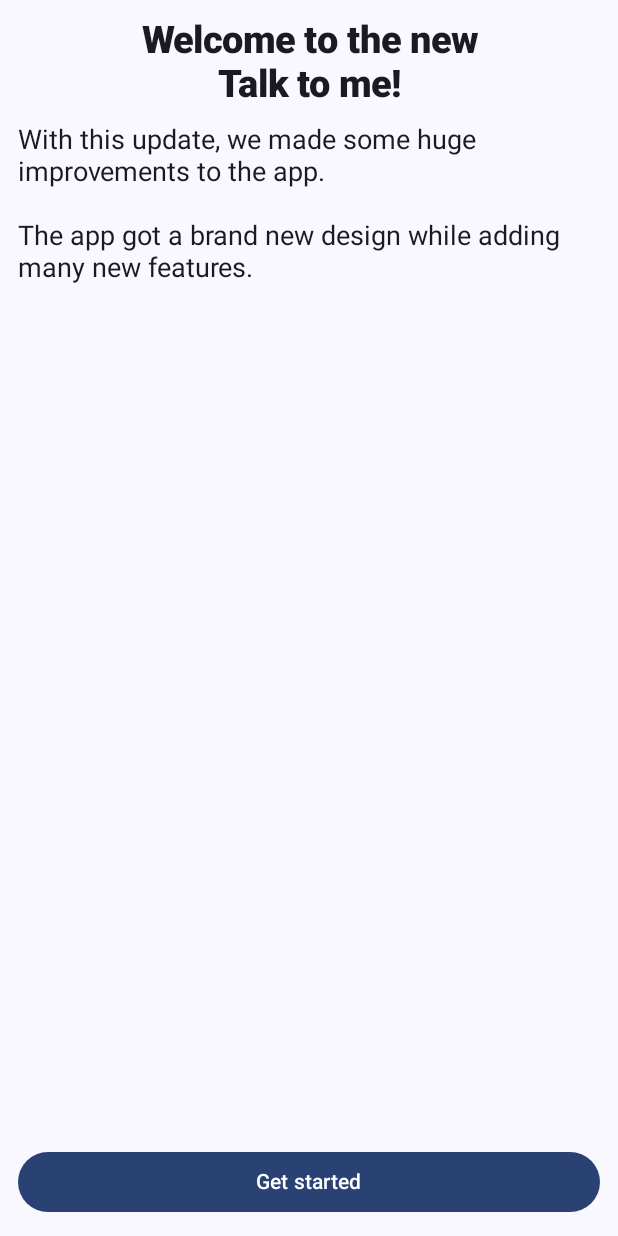
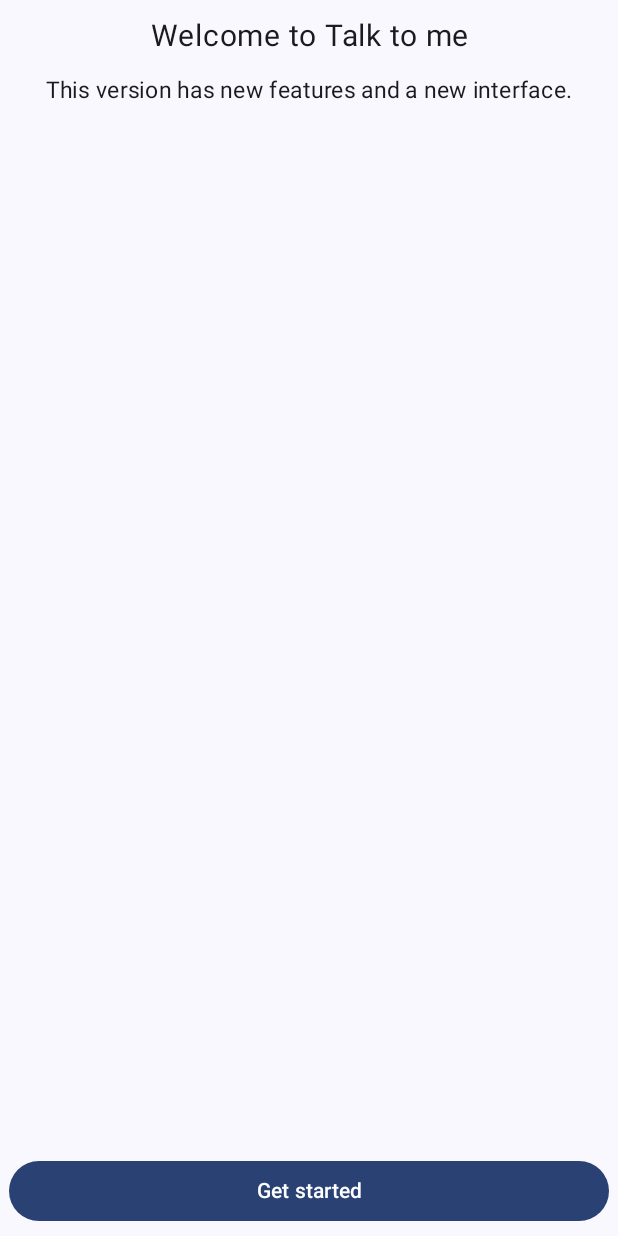
Before and after one commit to LJZApps/talk-to-me-android, an Android app built with Jetpack Compose: the ActivityGetStarted screen opened directly, with no data from a screen before it, on a phone screen of 412 x 824 dp. Run offline under Robolectric (Android 15) with nearby library versions, the phone set to English and light mode, and no system bars; our stand-ins replace Dagger/Hilt's generated code, constraintlayout-compose; libraries missing offline, so code that uses them is left out: androidx.glance.action; Roboto replaces fonts that are not available here.

Commit message:
- Added ViewModel - Added GetStarted Screen

```diff
--- a/app/src/main/AndroidManifest.xml
+++ b/app/src/main/AndroidManifest.xml
@@ -1,6 +1,7 @@
 <?xml version="1.0" encoding="utf-8"?>
 <manifest xmlns:android="http://schemas.android.com/apk/res/android"
-    xmlns:tools="http://schemas.android.com/tools">
+    xmlns:tools="http://schemas.android.com/tools"
+    package="com.lnzpk.chat_app">
 
     <uses-permission android:name="android.permission.INTERNET" />
     <uses-permission android:name="android.permission.ACCESS_WIFI_STATE" />
@@ -17,6 +18,7 @@
     <uses-permission android:name="com.android.vending.BILLING" />
 
     <application
+        android:name=".TalkToMeApplication"
         android:allowBackup="true"
         android:appCategory="social"
         android:directBootAware="true"
--- /dev/null
+++ b/app/src/main/java/com/lnzpk/chat_app/TalkToMeApplication.kt
@@ -0,0 +1,8 @@
+package com.lnzpk.chat_app
+
+import android.app.Application
+import dagger.hilt.android.HiltAndroidApp
+
+@HiltAndroidApp
+class TalkToMeApplication : Application() {
+}
--- a/app/src/main/java/com/lnzpk/chat_app/rewrite/getstarted/ActivityGetStarted.kt
+++ b/app/src/main/java/com/lnzpk/chat_app/rewrite/getstarted/ActivityGetStarted.kt
@@ -3,28 +3,51 @@ package com.lnzpk.chat_app.rewrite.getstarted
 import android.os.Bundle
 import androidx.activity.compose.setContent
 import androidx.appcompat.app.AppCompatActivity
-import androidx.compose.foundation.layout.consumeWindowInsets
+import androidx.compose.foundation.Image
 import androidx.compose.foundation.layout.fillMaxSize
 import androidx.compose.foundation.layout.padding
-import androidx.compose.material3.Button
-import androidx.compose.material3.Snackbar
+import androidx.compose.foundation.shape.CircleShape
+import androidx.compose.material.icons.Icons
+import androidx.compose.material.icons.automirrored.outlined.Chat
+import androidx.compose.material.icons.filled.Add
+import androidx.compose.material.icons.filled.Home
+import androidx.compose.material.icons.filled.MoreVert
+import androidx.compose.material.icons.filled.Settings
+import androidx.compose.material.icons.outlined.Groups
+import androidx.compose.material3.DrawerValue
+import androidx.compose.material3.ExperimentalMaterial3Api
+import androidx.compose.material3.FloatingActionButton
+import androidx.compose.material3.Icon
+import androidx.compose.material3.IconButton
+import androidx.compose.material3.NavigationBar
+import androidx.compose.material3.NavigationBarItem
+import androidx.compose.material3.Scaffold
 import androidx.compose.material3.SnackbarHost
-import androidx.compose.material3.Scaffold
-import androidx.compose.material3.SnackbarDuration
 import androidx.compose.material3.SnackbarHostState
 import androidx.compose.material3.Text
+import androidx.compose.material3.TopAppBar
+import androidx.compose.material3.rememberDrawerState
 import androidx.compose.runtime.remember
 import androidx.compose.runtime.rememberCoroutineScope
 import androidx.compose.ui.Modifier
-import androidx.compose.ui.unit.dp
+import androidx.compose.ui.draw.clip
+import androidx.compose.ui.res.painterResource
 import androidx.constraintlayout.compose.ConstraintLayout
 import androidx.constraintlayout.compose.Dimension
-import com.lnzpk.chat_app.rewrite.ui.components.TextDescription
-import com.lnzpk.chat_app.rewrite.ui.components.TextTitle
+import androidx.hilt.navigation.compose.hiltViewModel
+import androidx.navigation.compose.NavHost
+import androidx.navigation.compose.composable
+import androidx.navigation.compose.rememberNavController
+import com.lnzpk.chat_app.R
+import com.lnzpk.chat_app.rewrite.getstarted.pages.GetStartedMain
+import com.lnzpk.chat_app.rewrite.getstarted.pages.GetStartedNews
+import com.lnzpk.chat_app.rewrite.getstarted.pages.GetStartedSetup
 import com.lnzpk.chat_app.rewrite.ui.theme.TalkToMeTheme
-import kotlinx.coroutines.launch
+import dagger.hilt.android.AndroidEntryPoint
 
 private const val TAG = "ActivityGetStarted"
+
+@AndroidEntryPoint
 class ActivityGetStarted : AppCompatActivity() {
 
     override fun onCreate(savedInstanceState: Bundle?) {
@@ -32,65 +55,58 @@ class ActivityGetStarted : AppCompatActivity() {
 
         setContent {
             val snackbarHostState = remember { SnackbarHostState() }
-            val scope = rememberCoroutineScope()
+            val navController = rememberNavController()
+            val vm: GetStartedViewModel = hiltViewModel()
 
             TalkToMeTheme {
                 Scaffold(
                     modifier = Modifier.fillMaxSize(),
-                    snackbarHost = { SnackbarHost(snackbarHostState) }
-                ) {innerPadding ->
-                    ConstraintLayout (
+                    snackbarHost = { SnackbarHost(snackbarHostState) },
+                ) { innerPadding ->
+                    ConstraintLayout(
                         modifier = Modifier
                             .fillMaxSize()
                             .padding(innerPadding)
                     ) {
                         val (
-                            titleRef,
-                            descriptionRef,
-                            nextButtonRef
+                            contentRef
                         ) = createRefs()
 
-                        TextTitle(
-                            text = "Welcome to the new\nTalk to me!",
-                            modifier = Modifier.constrainAs(titleRef) {
-                                top.linkTo(parent.top, 12.dp)
-                                start.linkTo(parent.start, 12.dp)
-                                end.linkTo(parent.end, 12.dp)
+                        NavHost(
+                            navController = navController,
+                            modifier = Modifier.constrainAs(contentRef) {
+                                start.linkTo(parent.start)
+                                top.linkTo(parent.top)
+                                end.linkTo(parent.end)
+                                bottom.linkTo(parent.bottom)
+
+                                width = Dimension.matchParent
+                                height = Dimension.fillToConstraints
+                            },
+                            startDestination = GET_STARTED_MAIN
+                        ) {
+                            composable(route = GET_STARTED_MAIN) {
+                                GetStartedMain(
+                                    navController = navController,
+                                    vm = vm
+                                )
                             }
-                        )
-
-                        TextDescription(
-                            text = "With this update, we made some huge improvements to the app.\n\n" +
-                                    "The app got a brand new design while adding many new features.",
-                            modifier = Modifier.constrainAs(descriptionRef) {
-                                top.linkTo(titleRef.bottom, 12.dp)
-                                start.linkTo(parent.start, 12.dp)
-                                end.linkTo(parent.end, 12.dp)
-
-                                width = Dimension.fillToConstraints
+                            composable(route = GET_STARTED_NEWS) {
+                                GetStartedNews(
+                                    navController = navController,
+                                    vm = vm
+                                )
                             }
-                        )
-
-                        Button(
-                            onClick = {
-
-                            },
-                            modifier = Modifier.constrainAs(nextButtonRef) {
-                                bottom.linkTo(parent.bottom, 12.dp)
-                                start.linkTo(parent.start, 12.dp)
-                                end.linkTo(parent.end, 12.dp)
-
-                                width = Dimension.fillToConstraints
+                            composable(route = GET_STARTED_SETUP) {
+                                GetStartedSetup(
+                                    navController = navController,
+                                    vm = vm
+                                )
                             }
-                        ) {
-                            Text(
-                                text = "Get started"
-                            )
                         }
                     }
                 }
             }
         }
     }
-
 }
--- /dev/null
+++ b/app/src/main/java/com/lnzpk/chat_app/rewrite/getstarted/GetStartedViewModel.kt
@@ -0,0 +1,12 @@
+package com.lnzpk.chat_app.rewrite.getstarted
+
+import androidx.lifecycle.ViewModel
+import dagger.hilt.android.lifecycle.HiltViewModel
+import javax.inject.Inject
+
+@HiltViewModel
+class GetStartedViewModel @Inject constructor(
+
+) : ViewModel() {
+
+}
--- /dev/null
+++ b/app/src/main/java/com/lnzpk/chat_app/rewrite/getstarted/Navigation.kt
@@ -0,0 +1,5 @@
+package com.lnzpk.chat_app.rewrite.getstarted
+
+const val GET_STARTED_MAIN = "/get-started"
+const val GET_STARTED_NEWS = "/get-started/news"
+const val GET_STARTED_SETUP = "/get-started/setup"
--- /dev/null
+++ b/app/src/main/java/com/lnzpk/chat_app/rewrite/getstarted/pages/GetStartedMain.kt
@@ -0,0 +1,321 @@
+package com.lnzpk.chat_app.rewrite.getstarted.pages
+
+import androidx.compose.foundation.layout.fillMaxSize
+import androidx.compose.foundation.layout.padding
+import androidx.compose.material3.Button
+import androidx.compose.material3.Text
+import androidx.compose.runtime.Composable
+import androidx.compose.ui.Modifier
+import androidx.compose.ui.text.style.TextAlign
+import androidx.compose.ui.unit.dp
+import androidx.compose.ui.unit.sp
+import androidx.constraintlayout.compose.ConstraintLayout
+import androidx.constraintlayout.compose.Dimension
+import androidx.glance.action.actionStartActivity
+import androidx.navigation.NavController
+import com.lnzpk.chat_app.rewrite.getstarted.*
+
+@Composable
+fun GetStartedMain(
+    modifier: Modifier = Modifier,
+    navController: NavController,
+    vm: GetStartedViewModel
+) {
+    ConstraintLayout (
+        modifier = modifier.fillMaxSize()
+    ) {
+        val (
+            titleRef,
+            descriptionRef,
+            nextButtonRef,
+            logoRef
+        ) = createRefs()
+
+        Text(
+            text = "Welcome to Talk to me",
+            modifier = Modifier
+                .constrainAs(titleRef) {
+                    top.linkTo(parent.top)
+                    start.linkTo(parent.start)
+                    end.linkTo(parent.end)
+
+                    width = Dimension.fillToConstraints
+                }
+                .padding(12.dp),
+            textAlign = TextAlign.Center,
+            fontSize = 20.sp
+        )
+
+        Text(
+            text = "This version has new features and a new interface.",
+            modifier = Modifier.constrainAs(descriptionRef) {
+                top.linkTo(titleRef.bottom)
+                start.linkTo(parent.start)
+                end.linkTo(parent.end)
+
+                width = Dimension.fillToConstraints
+            },
+            textAlign = TextAlign.Center,
+            fontSize = 15.sp
+        )
+
+        Button(
+            onClick = {
+                  navController.navigate(GET_STARTED_NEWS)
+            },
+            modifier = Modifier.constrainAs(nextButtonRef) {
+                bottom.linkTo(parent.bottom, 6.dp)
+                start.linkTo(parent.start, 6.dp)
+                end.linkTo(parent.end, 6.dp)
+
+                width = Dimension.fillToConstraints
+            }
+        ) {
+            Text(
+                text = "Get started",
+                textAlign = TextAlign.Center,
+            )
+        }
+
+        /*
+        LazyColumn{
+            item {
+                ElevatedCard (
+                    modifier = modifier
+                        .padding(8.dp)
+                        .fillMaxWidth(),
+                    onClick = {}
+                ) {
+                    Column (
+                        modifier = Modifier.padding(12.dp)
+                    ) {
+                        Text(
+                            text = "Consectetur pariatur aute nulla ex occaecat. Velit nostrud est eiusmod. Cupidatat eiusmod culpa Lorem nulla duis enim mollit consectetur do adipisicing laborum aliquip incididunt consequat voluptate.",
+                            fontSize = 12.sp
+                        )
+                    }
+                }
+            }
+
+            item {
+                ElevatedCard (
+                    modifier = modifier
+                        .padding(8.dp)
+                        .fillMaxWidth(),
+                    onClick = {}
+                ) {
+                    Column (
+                        modifier = Modifier.padding(12.dp)
+                    ) {
+                        Text(
+                            text = "Consectetur pariatur aute nulla ex occaecat. Velit nostrud est eiusmod. Cupidatat eiusmod culpa Lorem nulla duis enim mollit consectetur do adipisicing laborum aliquip incididunt consequat voluptate.",
+                            fontSize = 12.sp
+                        )
+                    }
+                }
+            }
+
+            item {
+                ElevatedCard (
+                    modifier = modifier
+                        .padding(8.dp)
+                        .fillMaxWidth(),
+                    onClick = {}
+                ) {
+                    Column (
+                        modifier = Modifier.padding(12.dp)
+                    ) {
+                        Text(
+                            text = "Consectetur pariatur aute nulla ex occaecat. Velit nostrud est eiusmod. Cupidatat eiusmod culpa Lorem nulla duis enim mollit consectetur do adipisicing laborum aliquip incididunt consequat voluptate.",
+                            fontSize = 12.sp
+                        )
+                    }
+                }
+            }
+
+            item {
+                ElevatedCard (
+                    modifier = modifier
+                        .padding(8.dp)
+                        .fillMaxWidth(),
+                    onClick = {}
+                ) {
+                    Column (
+                        modifier = Modifier.padding(12.dp)
+                    ) {
+                        Text(
+                            text = "Consectetur pariatur aute nulla ex occaecat. Velit nostrud est eiusmod. Cupidatat eiusmod culpa Lorem nulla duis enim mollit consectetur do adipisicing laborum aliquip incididunt consequat voluptate.",
+                            fontSize = 12.sp
+                        )
+                    }
+                }
+            }
+
+            item {
+                ElevatedCard (
+                    modifier = modifier
+                        .padding(8.dp)
+                        .fillMaxWidth(),
+                    onClick = {}
+                ) {
+                    Column (
+                        modifier = Modifier.padding(12.dp)
+                    ) {
+                        Text(
+                            text = "Consectetur pariatur aute nulla ex occaecat. Velit nostrud est eiusmod. Cupidatat eiusmod culpa Lorem nulla duis enim mollit consectetur do adipisicing laborum aliquip incididunt consequat voluptate.",
+                            fontSize = 12.sp
+                        )
+                    }
+                }
+            }
+
+            item {
+                ElevatedCard (
+                    modifier = modifier
+                        .padding(8.dp)
+                        .fillMaxWidth(),
+                    onClick = {}
+                ) {
+                    Column (
+                        modifier = Modifier.padding(12.dp)
+                    ) {
+                        Text(
+                            text = "Consectetur pariatur aute nulla ex occaecat. Velit nostrud est eiusmod. Cupidatat eiusmod culpa Lorem nulla duis enim mollit consectetur do adipisicing laborum aliquip incididunt consequat voluptate.",
+                            fontSize = 12.sp
+                        )
+                    }
+                }
+            }
+
+            item {
+                ElevatedCard (
+                    modifier = modifier
+                        .padding(8.dp)
+                        .fillMaxWidth(),
+                    onClick = {}
+                ) {
+                    Column (
+                        modifier = Modifier.padding(12.dp)
+                    ) {
+                        Text(
+                            text = "Consectetur pariatur aute nulla ex occaecat. Velit nostrud est eiusmod. Cupidatat eiusmod culpa Lorem nulla duis enim mollit consectetur do adipisicing laborum aliquip incididunt consequat voluptate.",
+                            fontSize = 12.sp
+                        )
+                    }
+                }
+            }
+
+            item {
+                ElevatedCard (
+                    modifier = modifier
+                        .padding(8.dp)
+                        .fillMaxWidth(),
+                    onClick = {}
+                ) {
+                    Column (
+                        modifier = Modifier.padding(12.dp)
+                    ) {
+                        Text(
+                            text = "Consectetur pariatur aute nulla ex occaecat. Velit nostrud est eiusmod. Cupidatat eiusmod culpa Lorem nulla duis enim mollit consectetur do adipisicing laborum aliquip incididunt consequat voluptate.",
+                            fontSize = 12.sp
+                        )
+                    }
+                }
+            }
+
+            item {
+                ElevatedCard (
+                    modifier = modifier
+                        .padding(8.dp)
+                        .fillMaxWidth(),
+                    onClick = {}
+                ) {
+                    Column (
+                        modifier = Modifier.padding(12.dp)
+                    ) {
+                        Text(
+                            text = "Consectetur pariatur aute nulla ex occaecat. Velit nostrud est eiusmod. Cupidatat eiusmod culpa Lorem nulla duis enim mollit consectetur do adipisicing laborum aliquip incididunt consequat voluptate.",
+                            fontSize = 12.sp
+                        )
+                    }
+                }
+            }
+
+            item {
+                ElevatedCard (
+                    modifier = modifier
+                        .padding(8.dp)
+                        .fillMaxWidth(),
+                    onClick = {}
+                ) {
+                    Column (
+                        modifier = Modifier.padding(12.dp)
+                    ) {
+                        Text(
+                            text = "Consectetur pariatur aute nulla ex occaecat. Velit nostrud est eiusmod. Cupidatat eiusmod culpa Lorem nulla duis enim mollit consectetur do adipisicing laborum aliquip incididunt consequat voluptate.",
+                            fontSize = 12.sp
+                        )
+                    }
+                }
+            }
+
+            item {
+                ElevatedCard (
+                    modifier = modifier
+                        .padding(8.dp)
+                        .fillMaxWidth(),
+                    onClick = {}
+                ) {
+                    Column (
+                        modifier = Modifier.padding(12.dp)
+                    ) {
+                        Text(
+                            text = "Consectetur pariatur aute nulla ex occaecat. Velit nostrud est eiusmod. Cupidatat eiusmod culpa Lorem nulla duis enim mollit consectetur do adipisicing laborum aliquip incididunt consequat voluptate.",
+                            fontSize = 12.sp
+                        )
+                    }
+                }
+            }
+        }
+         */
+        /*
+        TextTitle(
+            text = "Welcome to the new\nTalk to me!",
+            modifier = Modifier.constrainAs(titleRef) {
+                top.linkTo(parent.top, 12.dp)
+                start.linkTo(parent.start, 12.dp)
+                end.linkTo(parent.end, 12.dp)
+            }
+        )
+
+        TextDescription(
+            text = "With this update, we made some huge improvements to the app.\n\n" +
+                    "The app got a brand new design while adding many new features.",
+            modifier = Modifier.constrainAs(descriptionRef) {
+                top.linkTo(titleRef.bottom, 12.dp)
+                start.linkTo(parent.start, 12.dp)
+                end.linkTo(parent.end, 12.dp)
+
+                width = Dimension.fillToConstraints
+            }
+        )
+
+        Button(
+            onClick = {
+
+            },
+            modifier = Modifier.constrainAs(nextButtonRef) {
+                bottom.linkTo(parent.bottom, 12.dp)
+                start.linkTo(parent.start, 12.dp)
+                end.linkTo(parent.end, 12.dp)
+
+                width = Dimension.fillToConstraints
+            }
+        ) {
+            Text(
+                text = "Get started"
+            )
+        }
+         */
+    }
+}
--- /dev/null
+++ b/app/src/main/java/com/lnzpk/chat_app/rewrite/getstarted/pages/GetStartedNews.kt
@@ -0,0 +1,15 @@
+package com.lnzpk.chat_app.rewrite.getstarted.pages
+
+import androidx.compose.runtime.Composable
+import androidx.compose.ui.Modifier
+import androidx.navigation.NavController
+import com.lnzpk.chat_app.rewrite.getstarted.GetStartedViewModel
+
+@Composable
+fun GetStartedNews(
+    vm: GetStartedViewModel,
+    modifier: Modifier = Modifier,
+    navController: NavController,
+) {
+
+}
--- /dev/null
+++ b/app/src/main/java/com/lnzpk/chat_app/rewrite/getstarted/pages/GetStartedSetup.kt
@@ -0,0 +1,15 @@
+package com.lnzpk.chat_app.rewrite.getstarted.pages
+
+import androidx.compose.runtime.Composable
+import androidx.compose.ui.Modifier
+import androidx.navigation.NavController
+import com.lnzpk.chat_app.rewrite.getstarted.GetStartedViewModel
+
+@Composable
+fun GetStartedSetup(
+    vm: GetStartedViewModel,
+    modifier: Modifier = Modifier,
+    navController: NavController,
+) {
+
+}
--- a/app/src/main/java/com/lnzpk/chat_app/rewrite/ui/components/AppSelect.kt
+++ b/app/src/main/java/com/lnzpk/chat_app/rewrite/ui/components/AppSelect.kt
@@ -3,12 +3,17 @@ package com.lnzpk.chat_app.rewrite.ui.components
 import androidx.compose.foundation.layout.Column
 import androidx.compose.foundation.layout.padding
 import androidx.compose.material3.Card
+import androidx.compose.material3.CardDefaults
+import androidx.compose.material3.CardElevation
+import androidx.compose.material3.ElevatedCard
 import androidx.compose.material3.ExperimentalMaterial3Api
+import androidx.compose.material3.OutlinedCard
 import androidx.compose.material3.Text
 import androidx.compose.runtime.Composable
 import androidx.compose.ui.Modifier
 import androidx.compose.ui.text.TextStyle
 import androidx.compose.ui.text.font.FontWeight
+import androidx.compose.ui.tooling.preview.Preview
 import androidx.compose.ui.unit.dp
 import androidx.compose.ui.unit.sp
 
@@ -19,7 +24,7 @@ fun AppSelect(
     title: String = "TITLE",
     onClick: () -> Unit
 ) {
-    Card (
+    ElevatedCard (
         modifier = modifier,
         onClick = onClick
     ) {
--- a/app/src/main/java/com/lnzpk/chat_app/rewrite/ui/theme/Theme.kt
+++ b/app/src/main/java/com/lnzpk/chat_app/rewrite/ui/theme/Theme.kt
@@ -1,6 +1,7 @@
 package com.lnzpk.chat_app.rewrite.ui.theme
 
 import android.app.Activity
+import android.graphics.Color.toArgb
 import android.os.Build
 import androidx.compose.foundation.isSystemInDarkTheme
 import androidx.compose.material3.MaterialTheme
@@ -8,11 +9,15 @@ import androidx.compose.material3.darkColorScheme
 import androidx.compose.material3.dynamicDarkColorScheme
 import androidx.compose.material3.dynamicLightColorScheme
 import androidx.compose.material3.lightColorScheme
+import androidx.compose.material3.surfaceColorAtElevation
 import androidx.compose.runtime.Composable
 import androidx.compose.runtime.SideEffect
+import androidx.compose.ui.graphics.Color
+import androidx.compose.ui.graphics.compositeOver
 import androidx.compose.ui.graphics.toArgb
 import androidx.compose.ui.platform.LocalContext
 import androidx.compose.ui.platform.LocalView
+import androidx.compose.ui.unit.dp
 import androidx.core.view.ViewCompat
 
 private val DarkColorScheme = darkColorScheme(
@@ -47,6 +52,7 @@ fun TalkToMeTheme(
     if (!view.isInEditMode) {
         SideEffect {
             (view.context as Activity).window.statusBarColor = colorScheme.background.toArgb()
+            (view.context as Activity).window.navigationBarColor = colorScheme.surfaceColorAtElevation(3.dp).toArgb()
             ViewCompat.getWindowInsetsController(view)?.isAppearanceLightStatusBars = !darkTheme
         }
     }
```
Also changed, not shown: app/build.gradle.kts (+11 -2 lines).
